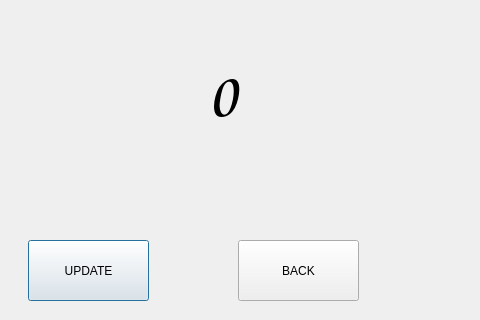
The window that Streaks.ui (SannySideUp/Habit-tracker) describes before a commit, drawn with Qt 5; both pictures show x 82 to 562 and y 0 to 320 of the 562 by 428 pixel window.
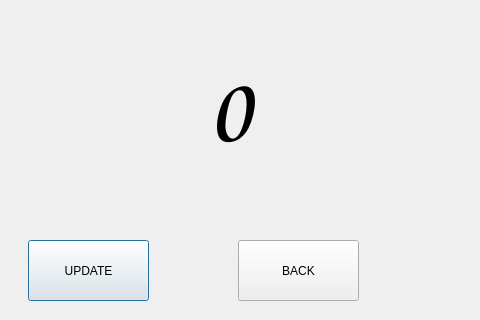
The same window after the commit. Icons and pictures are not drawn.

```diff
--- a/Streaks.ui
+++ b/Streaks.ui
@@ -34,14 +34,14 @@
     <rect>
      <x>290</x>
      <y>60</y>
-     <width>61</width>
-     <height>71</height>
+     <width>81</width>
+     <height>101</height>
     </rect>
    </property>
    <property name="font">
     <font>
      <family>Comic Sans MS</family>
-     <pointsize>48</pointsize>
+     <pointsize>72</pointsize>
     </font>
    </property>
    <property name="text">
```
